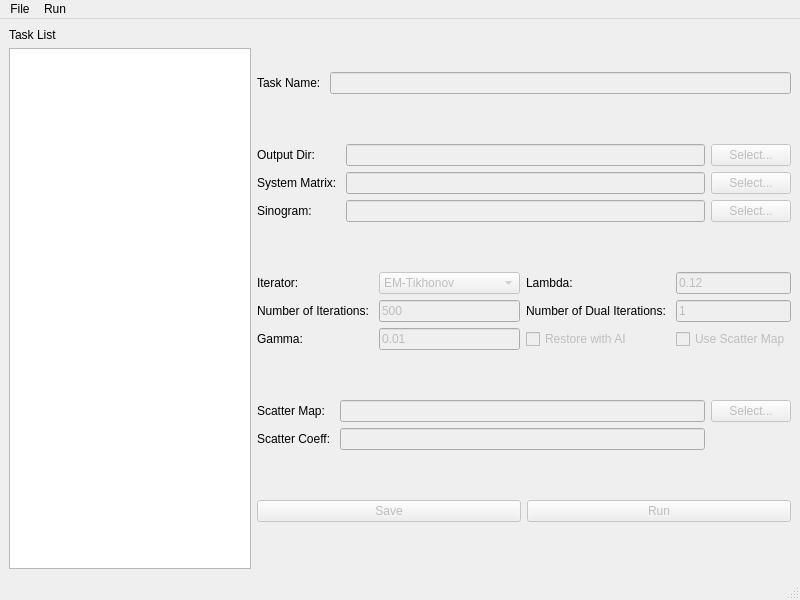
Before: the Qt Designer form mainwindow.ui in phreer/spect-recon-ui-new, drawn with Qt 5.
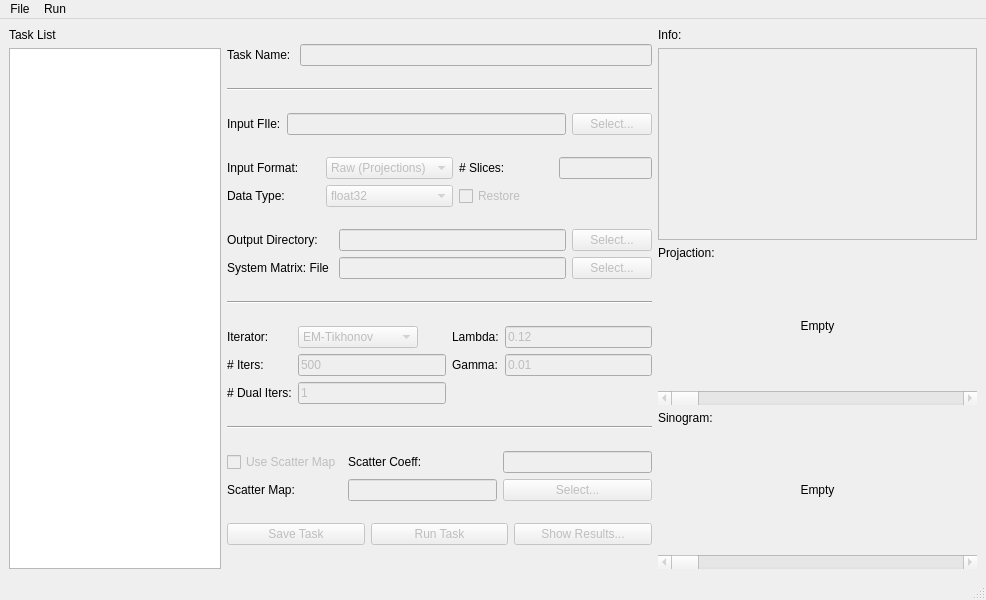
After: the same form once the commit is applied.

Commit message: [Feature] Support DICOM input format and show sinograms for reconstruction.

Patch:
```diff
--- a/mainwindow.ui
+++ b/mainwindow.ui
@@ -6,7 +6,7 @@
    <rect>
     <x>0</x>
     <y>0</y>
-    <width>800</width>
+    <width>986</width>
     <height>600</height>
    </rect>
   </property>
@@ -14,9 +14,9 @@
    <string>MainWindow</string>
   </property>
   <widget class="QWidget" name="centralwidget">
-   <layout class="QHBoxLayout" name="horizontalLayout_5">
+   <layout class="QHBoxLayout" name="horizontalLayout_5" stretch="20,40,30">
     <item>
-     <layout class="QVBoxLayout" name="verticalLayout_2">
+     <layout class="QVBoxLayout" name="verticalLayoutTaskList" stretch="0,20">
       <item>
        <widget class="QLabel" name="labelTask">
         <property name="text">
@@ -30,7 +30,7 @@
      </layout>
     </item>
     <item>
-     <layout class="QVBoxLayout" name="verticalLayout">
+     <layout class="QVBoxLayout" name="verticalLayoutParameter">
       <item>
        <layout class="QHBoxLayout" name="horizontalLayout_4">
         <item>
@@ -50,7 +50,127 @@
        </layout>
       </item>
       <item>
-       <layout class="QGridLayout" name="gridLayout_4">
+       <widget class="Line" name="line_2">
+        <property name="orientation">
+         <enum>Qt::Horizontal</enum>
+        </property>
+       </widget>
+      </item>
+      <item>
+       <layout class="QVBoxLayout" name="verticalLayout">
+        <item>
+         <layout class="QGridLayout" name="gridLayout_2">
+          <item row="0" column="0">
+           <widget class="QLabel" name="labelSinogramFile">
+            <property name="text">
+             <string>Input FIle:</string>
+            </property>
+           </widget>
+          </item>
+          <item row="0" column="1">
+           <widget class="QLineEdit" name="lineEditSinogram">
+            <property name="enabled">
+             <bool>false</bool>
+            </property>
+           </widget>
+          </item>
+          <item row="0" column="2">
+           <widget class="QPushButton" name="pushButtonSelectSinogram">
+            <property name="enabled">
+             <bool>false</bool>
+            </property>
+            <property name="text">
+             <string>Select...</string>
+            </property>
+           </widget>
+          </item>
+         </layout>
+        </item>
+       </layout>
+      </item>
+      <item>
+       <layout class="QGridLayout" name="gridLayout_3" columnstretch="25,25,25,25">
+        <item row="0" column="0">
+         <widget class="QLabel" name="labelSinogramFormat">
+          <property name="text">
+           <string>Input Format:</string>
+          </property>
+         </widget>
+        </item>
+        <item row="0" column="2">
+         <widget class="QLabel" name="label">
+          <property name="text">
+           <string># Slices:</string>
+          </property>
+         </widget>
+        </item>
+        <item row="0" column="3">
+         <widget class="QLineEdit" name="lineEditNumSlices">
+          <property name="enabled">
+           <bool>false</bool>
+          </property>
+         </widget>
+        </item>
+        <item row="0" column="1">
+         <widget class="QComboBox" name="comboBoxSinogramFormat">
+          <property name="enabled">
+           <bool>false</bool>
+          </property>
+          <item>
+           <property name="text">
+            <string>Raw (Projections)</string>
+           </property>
+          </item>
+          <item>
+           <property name="text">
+            <string>Raw (Sinograms)</string>
+           </property>
+          </item>
+          <item>
+           <property name="text">
+            <string>DICOM</string>
+           </property>
+          </item>
+         </widget>
+        </item>
+        <item row="1" column="0">
+         <widget class="QLabel" name="label_2">
+          <property name="text">
+           <string>Data Type:</string>
+          </property>
+         </widget>
+        </item>
+        <item row="1" column="1">
+         <widget class="QComboBox" name="comboBoxDataType">
+          <property name="enabled">
+           <bool>false</bool>
+          </property>
+          <item>
+           <property name="text">
+            <string>float32</string>
+           </property>
+          </item>
+          <item>
+           <property name="text">
+            <string extracomment="double">float64</string>
+           </property>
+          </item>
+         </widget>
+        </item>
+        <item row="1" column="2">
+         <widget class="QCheckBox" name="checkBoxRestore">
+          <property name="enabled">
+           <bool>false</bool>
+          </property>
+          <property name="text">
+           <string>Restore</string>
+          </property>
+         </widget>
+        </item>
+       </layout>
+      </item>
+      <item>
+       <layout class="QGridLayout" name="gridLayoutIO">
         <item row="1" column="2">
          <widget class="QPushButton" name="pushButtonSelectSysMat">
           <property name="enabled">
@@ -61,20 +181,10 @@
           </property>
          </widget>
         </item>
-        <item row="2" column="2">
-         <widget class="QPushButton" name="pushButtonSelectSinogram">
-          <property name="enabled">
-           <bool>false</bool>
-          </property>
-          <property name="text">
-           <string>Select...</string>
-          </property>
-         </widget>
-        </item>
         <item row="1" column="0">
          <widget class="QLabel" name="labelSysMat">
           <property name="text">
-           <string>System Matrix: </string>
+           <string>System Matrix: File </string>
           </property>
          </widget>
         </item>
@@ -85,24 +195,10 @@
           </property>
          </widget>
         </item>
-        <item row="2" column="1">
-         <widget class="QLineEdit" name="lineEditSinogram">
-          <property name="enabled">
-           <bool>false</bool>
-          </property>
-         </widget>
-        </item>
-        <item row="2" column="0">
-         <widget class="QLabel" name="labelSinogram">
-          <property name="text">
-           <string>Sinogram:</string>
-          </property>
-         </widget>
-        </item>
         <item row="0" column="0">
-         <widget class="QLabel" name="label_3">
+         <widget class="QLabel" name="labelOutputDir">
           <property name="text">
-           <string>Output Dir: </string>
+           <string>Output Directory: </string>
           </property>
          </widget>
         </item>
@@ -126,7 +222,21 @@
        </layout>
       </item>
       <item>
-       <layout class="QGridLayout" name="gridLayout_6">
+       <widget class="Line" name="line_3">
+        <property name="orientation">
+         <enum>Qt::Horizontal</enum>
+        </property>
+       </widget>
+      </item>
+      <item>
+       <layout class="QGridLayout" name="gridLayout_6" columnstretch="0,0,0,0">
+        <item row="1" column="0">
+         <widget class="QLabel" name="labelNumIters">
+          <property name="text">
+           <string># Iters:</string>
+          </property>
+         </widget>
+        </item>
         <item row="1" column="1">
          <widget class="QLineEdit" name="lineEditNumIters">
           <property name="enabled">
@@ -137,13 +247,6 @@
           </property>
          </widget>
         </item>
-        <item row="1" column="2">
-         <widget class="QLabel" name="labelNumDualIters">
-          <property name="text">
-           <string>Number of Dual Iterations: </string>
-          </property>
-         </widget>
-        </item>
         <item row="0" column="0">
          <widget class="QLabel" name="labelIteratpr">
           <property name="text">
@@ -151,62 +254,23 @@
           </property>
          </widget>
         </item>
-        <item row="2" column="2">
-         <widget class="QCheckBox" name="checkBoxRestore">
-          <property name="enabled">
-           <bool>false</bool>
-          </property>
-          <property name="text">
-           <string>Restore with AI</string>
-          </property>
-         </widget>
-        </item>
-        <item row="0" column="2">
-         <widget class="QLabel" name="labelLambda">
-          <property name="text">
-           <string>Lambda:</string>
-          </property>
-         </widget>
-        </item>
-        <item row="2" column="0">
-         <widget class="QLabel" name="labelGamma">
-          <property name="text">
-           <string>Gamma:</string>
-          </property>
-         </widget>
-        </item>
-        <item row="1" column="0">
-         <widget class="QLabel" name="labelNumIters">
-          <property name="text">
-           <string>Number of Iterations: </string>
-          </property>
-         </widget>
-        </item>
-        <item row="0" column="3">
-         <widget class="QLineEdit" name="lineEditLambda">
-          <property name="enabled">
-           <bool>false</bool>
-          </property>
-          <property name="text">
-           <string>0.12</string>
-          </property>
-         </widget>
-        </item>
-        <item row="2" column="1">
-         <widget class="QLineEdit" name="lineEditGamma">
-          <property name="enabled">
-           <bool>false</bool>
-          </property>
-          <property name="text">
-           <string>0.01</string>
-          </property>
-         </widget>
-        </item>
         <item row="0" column="1">
          <widget class="QComboBox" name="comboBoxIterator">
           <property name="enabled">
            <bool>false</bool>
           </property>
+          <property name="sizePolicy">
+           <sizepolicy hsizetype="Fixed" vsizetype="Fixed">
+            <horstretch>0</horstretch>
+            <verstretch>0</verstretch>
+           </sizepolicy>
+          </property>
+          <property name="maximumSize">
+           <size>
+            <width>120</width>
+            <height>16777215</height>
+           </size>
+          </property>
           <item>
            <property name="text">
             <string>EM-Tikhonov</string>
@@ -249,7 +313,31 @@
           </item>
          </widget>
         </item>
-        <item row="1" column="3">
+        <item row="0" column="3">
+         <widget class="QLineEdit" name="lineEditLambda">
+          <property name="enabled">
+           <bool>false</bool>
+          </property>
+          <property name="text">
+           <string>0.12</string>
+          </property>
+         </widget>
+        </item>
+        <item row="0" column="2">
+         <widget class="QLabel" name="labelLambda">
+          <property name="text">
+           <string>Lambda:</string>
+          </property>
+         </widget>
+        </item>
+        <item row="2" column="0">
+         <widget class="QLabel" name="labelNumDualIters">
+          <property name="text">
+           <string># Dual Iters:</string>
+          </property>
+         </widget>
+        </item>
+        <item row="2" column="1">
          <widget class="QLineEdit" name="lineEditNumDualIters">
           <property name="enabled">
            <bool>false</bool>
@@ -259,58 +347,82 @@
           </property>
          </widget>
         </item>
-        <item row="2" column="3">
-         <widget class="QCheckBox" name="checkBoxScatterMap">
+        <item row="1" column="2">
+         <widget class="QLabel" name="labelGamma">
+          <property name="text">
+           <string>Gamma:</string>
+          </property>
+         </widget>
+        </item>
+        <item row="1" column="3">
+         <widget class="QLineEdit" name="lineEditGamma">
           <property name="enabled">
            <bool>false</bool>
           </property>
           <property name="text">
-           <string>Use Scatter Map</string>
+           <string>0.01</string>
           </property>
          </widget>
         </item>
        </layout>
       </item>
+      <item>
+       <widget class="Line" name="line">
+        <property name="orientation">
+         <enum>Qt::Horizontal</enum>
+        </property>
+       </widget>
+      </item>
       <item>
        <layout class="QGridLayout" name="gridLayout_5">
-        <item row="0" column="0">
+        <item row="1" column="2">
+         <widget class="QLineEdit" name="lineEditScatterMap">
+          <property name="enabled">
+           <bool>false</bool>
+          </property>
+         </widget>
+        </item>
+        <item row="1" column="0">
          <widget class="QLabel" name="labelScatterMap">
           <property name="text">
            <string>Scatter Map: </string>
           </property>
          </widget>
         </item>
-        <item row="1" column="0">
+        <item row="1" column="3">
+         <widget class="QPushButton" name="pushButtonSelectScatterMap">
+          <property name="enabled">
+           <bool>false</bool>
+          </property>
+          <property name="text">
+           <string>Select...</string>
+          </property>
+         </widget>
+        </item>
+        <item row="0" column="0">
+         <widget class="QCheckBox" name="checkBoxScatterMap">
+          <property name="enabled">
+           <bool>false</bool>
+          </property>
+          <property name="text">
+           <string>Use Scatter Map</string>
+          </property>
+         </widget>
+        </item>
+        <item row="0" column="2">
          <widget class="QLabel" name="labelScatterCoeff">
           <property name="text">
            <string>Scatter Coeff: </string>
           </property>
          </widget>
         </item>
-        <item row="1" column="2">
+        <item row="0" column="3">
          <widget class="QLineEdit" name="lineEditScatterCoeff">
           <property name="enabled">
            <bool>false</bool>
           </property>
          </widget>
         </item>
-        <item row="0" column="3">
-         <widget class="QPushButton" name="pushButtonSelectScatterMap">
-          <property name="enabled">
-           <bool>false</bool>
-          </property>
-          <property name="text">
-           <string>Select...</string>
-          </property>
-         </widget>
-        </item>
-        <item row="0" column="2">
-         <widget class="QLineEdit" name="lineEditScatterMap">
-          <property name="enabled">
-           <bool>false</bool>
-          </property>
-         </widget>
-        </item>
        </layout>
       </item>
       <item>
@@ -321,7 +433,7 @@
            <bool>false</bool>
           </property>
           <property name="text">
-           <string>Save</string>
+           <string>Save Task</string>
           </property>
          </widget>
         </item>
@@ -331,7 +443,17 @@
            <bool>false</bool>
           </property>
           <property name="text">
-           <string>Run</string>
+           <string>Run Task</string>
+          </property>
+         </widget>
+        </item>
+        <item>
+         <widget class="QPushButton" name="pushButtonShowResults">
+          <property name="enabled">
+           <bool>false</bool>
+          </property>
+          <property name="text">
+           <string>Show Results...</string>
           </property>
          </widget>
         </item>
@@ -339,6 +461,114 @@
       </item>
      </layout>
     </item>
+    <item>
+     <layout class="QVBoxLayout" name="verticalLayoutImages">
+      <item>
+       <widget class="QLabel" name="labelReconstructed">
+        <property name="sizePolicy">
+         <sizepolicy hsizetype="Preferred" vsizetype="Minimum">
+          <horstretch>0</horstretch>
+          <verstretch>0</verstretch>
+         </sizepolicy>
+        </property>
+        <property name="text">
+         <string>Info:</string>
+        </property>
+       </widget>
+      </item>
+      <item>
+       <widget class="QPlainTextEdit" name="plainTextEditSinogramInfo">
+        <property name="enabled">
+         <bool>false</bool>
+        </property>
+        <property name="sizePolicy">
+         <sizepolicy hsizetype="Expanding" vsizetype="Preferred">
+          <horstretch>0</horstretch>
+          <verstretch>0</verstretch>
+         </sizepolicy>
+        </property>
+       </widget>
+      </item>
+      <item>
+       <widget class="QLabel" name="labelProjection">
+        <property name="sizePolicy">
+         <sizepolicy hsizetype="Preferred" vsizetype="Minimum">
+          <horstretch>0</horstretch>
+          <verstretch>0</verstretch>
+         </sizepolicy>
+        </property>
+        <property name="text">
+         <string>Projaction:</string>
+        </property>
+       </widget>
+      </item>
+      <item>
+       <widget class="QLabel" name="labelProjectionImage">
+        <property name="sizePolicy">
+         <sizepolicy hsizetype="Preferred" vsizetype="Expanding">
+          <horstretch>0</horstretch>
+          <verstretch>0</verstretch>
+         </sizepolicy>
+        </property>
+        <property name="text">
+         <string>Empty</string>
+        </property>
+        <property name="alignment">
+         <set>Qt::AlignCenter</set>
+        </property>
+       </widget>
+      </item>
+      <item>
+       <widget class="QScrollBar" name="horizontalScrollBarProjection">
+        <property name="enabled">
+         <bool>false</bool>
+        </property>
+        <property name="orientation">
+         <enum>Qt::Horizontal</enum>
+        </property>
+       </widget>
+      </item>
+      <item>
+       <widget class="QLabel" name="labelSinogram">
+        <property name="sizePolicy">
+         <sizepolicy hsizetype="Preferred" vsizetype="Minimum">
+          <horstretch>0</horstretch>
+          <verstretch>0</verstretch>
+         </sizepolicy>
+        </property>
+        <property name="text">
+         <string>Sinogram:</string>
+        </property>
+       </widget>
+      </item>
+      <item>
+       <widget class="QLabel" name="labelSinogramImage">
+        <property name="sizePolicy">
+         <sizepolicy hsizetype="Preferred" vsizetype="Expanding">
+          <horstretch>0</horstretch>
+          <verstretch>0</verstretch>
+         </sizepolicy>
+        </property>
+        <property name="text">
+         <string>Empty</string>
+        </property>
+        <property name="alignment">
+         <set>Qt::AlignCenter</set>
+        </property>
+       </widget>
+      </item>
+      <item>
+       <widget class="QScrollBar" name="horizontalScrollBarSinogram">
+        <property name="enabled">
+         <bool>false</bool>
+        </property>
+        <property name="orientation">
+         <enum>Qt::Horizontal</enum>
+        </property>
+       </widget>
+      </item>
+     </layout>
+    </item>
    </layout>
   </widget>
   <widget class="QMenuBar" name="menubar">
@@ -346,8 +576,8 @@
     <rect>
      <x>0</x>
      <y>0</y>
-     <width>800</width>
-     <height>20</height>
+     <width>986</width>
+     <height>22</height>
     </rect>
    </property>
    <widget class="QMenu" name="menuFile">
```
Left out of the diff: 13 changed lines with no effect on the pictures. The commit also changes 17 other files.
